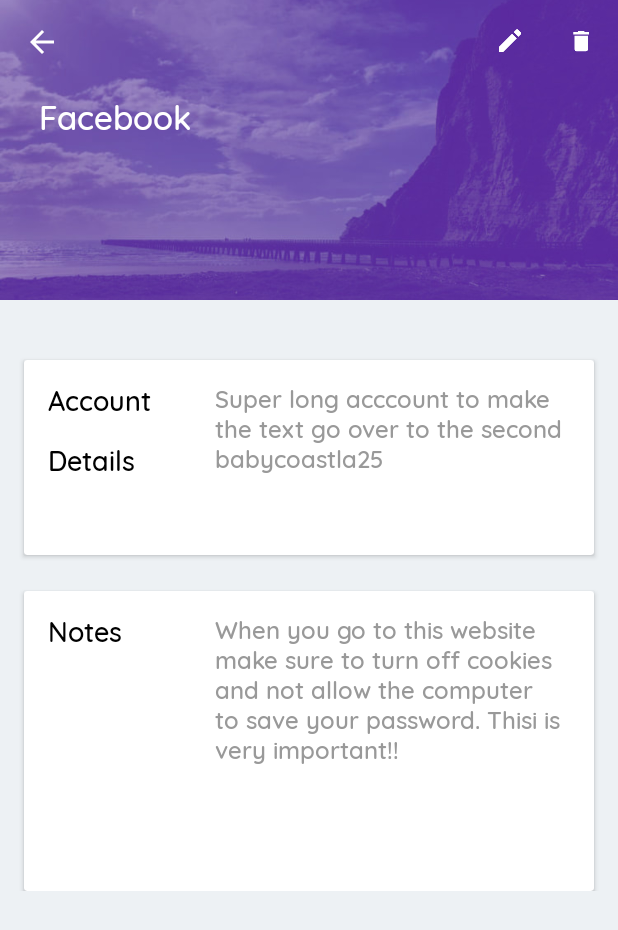
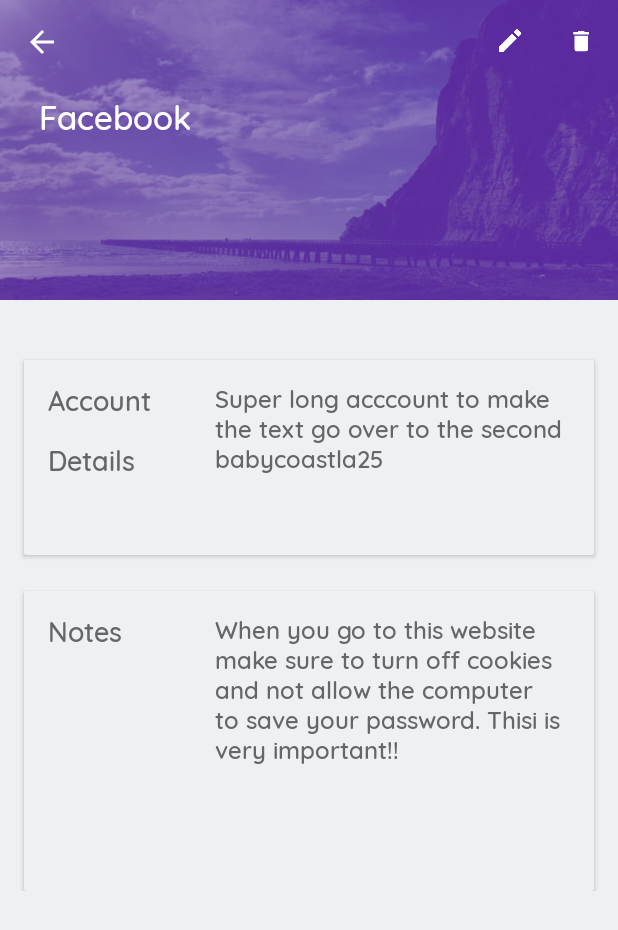
Before and after one commit to robertyano/password_secure_kiwi, an Android app: the DetailActivity screen opened directly, with no data from a screen before it, on a phone screen of 412 x 824 dp. Shown: the top 930 px of the screen. Run offline under Robolectric (Android 15) with nearby library versions, the phone set to English and light mode, and no system bars.

Commit message:
Adjusted Dark Mode UI

```diff
--- a/app/src/main/res/layout/account_detail.xml
+++ b/app/src/main/res/layout/account_detail.xml
@@ -39,7 +39,7 @@
                     android:layout_height="match_parent"
                     android:fitsSystemWindows="true"
                     android:scaleType="centerCrop"
-                    android:src="@drawable/newzealand3"
+                    android:src="@drawable/newzealand33"
                     android:contentDescription="@null"
                     app:layout_collapseMode="parallax"
                     />
@@ -108,7 +108,9 @@
                     <!-- Layout for the Views -->
                     <androidx.constraintlayout.widget.ConstraintLayout
                         android:layout_width="match_parent"
-                        android:layout_height="match_parent" >
+                        android:layout_height="match_parent"
+                        android:background="@color/listItemBackGroundColor"
+                        >
 
                         <!-- Label -->
                         <TextView
@@ -118,6 +120,7 @@
                             android:layout_marginStart="@dimen/base_dim"
                             android:layout_marginTop="@dimen/base_dim"
                             android:text="Account"
+                            android:textColor="@color/darkTextColor"
                             android:textAppearance="@style/TextAppearance.AppCompat.Medium"
                             app:layout_constraintStart_toStartOf="parent"
                             app:layout_constraintTop_toTopOf="parent"
@@ -131,6 +134,7 @@
                             android:layout_marginStart="@dimen/base_dim"
                             android:layout_marginTop="@dimen/wider_dim"
                             android:text="Details"
+                            android:textColor="@color/darkTextColor"
                             android:textAppearance="@style/TextAppearance.AppCompat.Medium"
                             app:layout_constraintStart_toStartOf="parent"
                             app:layout_constraintTop_toTopOf="@+id/label_account"
@@ -170,6 +174,7 @@
                                 android:layout_height="wrap_content"
                                 android:singleLine="false"
                                 android:maxLines="2"
+                                android:textColor="@color/darkTextColor"
                                 android:text="Super long acccount to make the text go over to the second line "
                                 android:textSize="@dimen/text_size_m"
                                 android:layout_marginTop="@dimen/base_dim"
@@ -185,6 +190,7 @@
                                 android:singleLine="false"
                                 android:maxLines="2"
                                 android:text="babycoastla25"
+                                android:textColor="@color/darkTextColor"
                                 android:textSize="@dimen/text_size_m"
                                 android:layout_marginTop="@dimen/wider_dim"
                                  />
@@ -208,7 +214,9 @@
                     <!-- Layout for the Account Notes -->
                     <androidx.constraintlayout.widget.ConstraintLayout
                         android:layout_width="match_parent"
-                        android:layout_height="match_parent" >
+                        android:layout_height="match_parent"
+                        android:background="@color/listItemBackGroundColor"
+                        >
 
                         <!-- Label -->
                         <TextView
@@ -218,6 +226,7 @@
                             android:layout_marginStart="@dimen/base_dim"
                             android:layout_marginTop="@dimen/base_dim"
                             android:text="Notes"
+                            android:textColor="@color/darkTextColor"
                             android:textAppearance="@style/TextAppearance.AppCompat.Medium"
                             app:layout_constraintStart_toStartOf="parent"
                             app:layout_constraintTop_toTopOf="parent"
@@ -255,6 +264,7 @@
                                     android:singleLine="false"
                                     android:text="When you go to this website make sure to turn off cookies and not allow the computer to save your password. Thisi is very important!! "
                                     android:textSize="@dimen/text_size_m"
+                                    android:textColor="@color/darkTextColor"
                                     android:layout_marginTop="@dimen/base_dim"
                                     android:layout_weight="1.0"
                                     />
--- a/app/src/main/res/layout/account_editor.xml
+++ b/app/src/main/res/layout/account_editor.xml
@@ -120,10 +120,6 @@
         </com.google.android.material.textfield.TextInputLayout>
 
 
-        <!-- This is the fake one. User Name added after the fact and needs to be included
-         into the SQL Database, making types similar as above two -->
-
-
         <!-- Asterisk -->
         <TextView
             android:id="@+id/asterisk_password"
```
Also changed, not shown: app/src/main/res/drawable-hdpi/ripple_dark.png (added), app/src/main/res/drawable/newzealand3_dark.jpg (added), app/src/main/res/drawable/ripple_dark.png (added).
